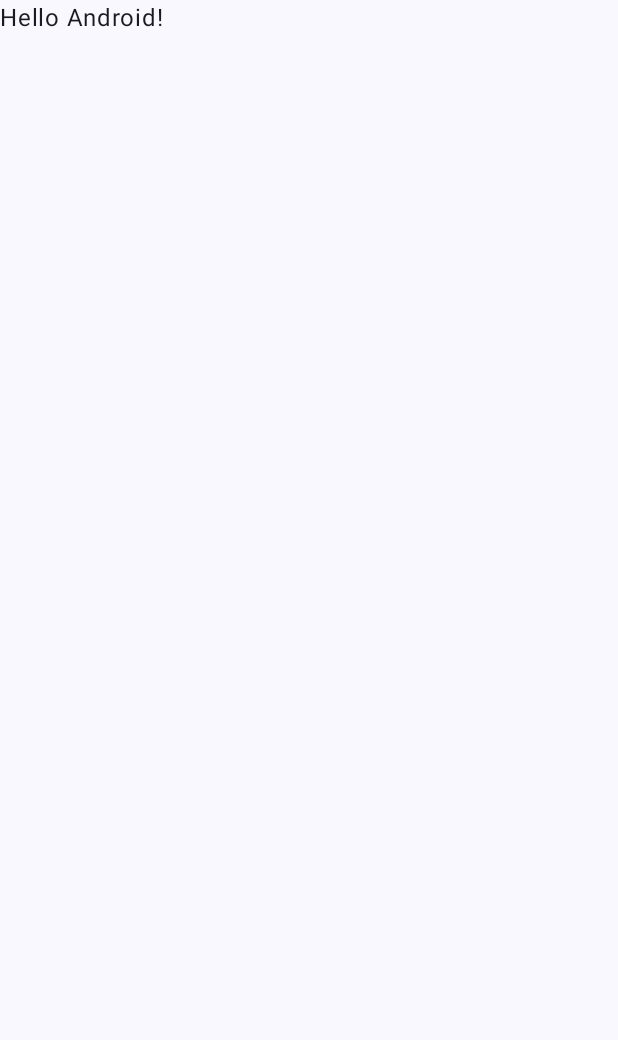
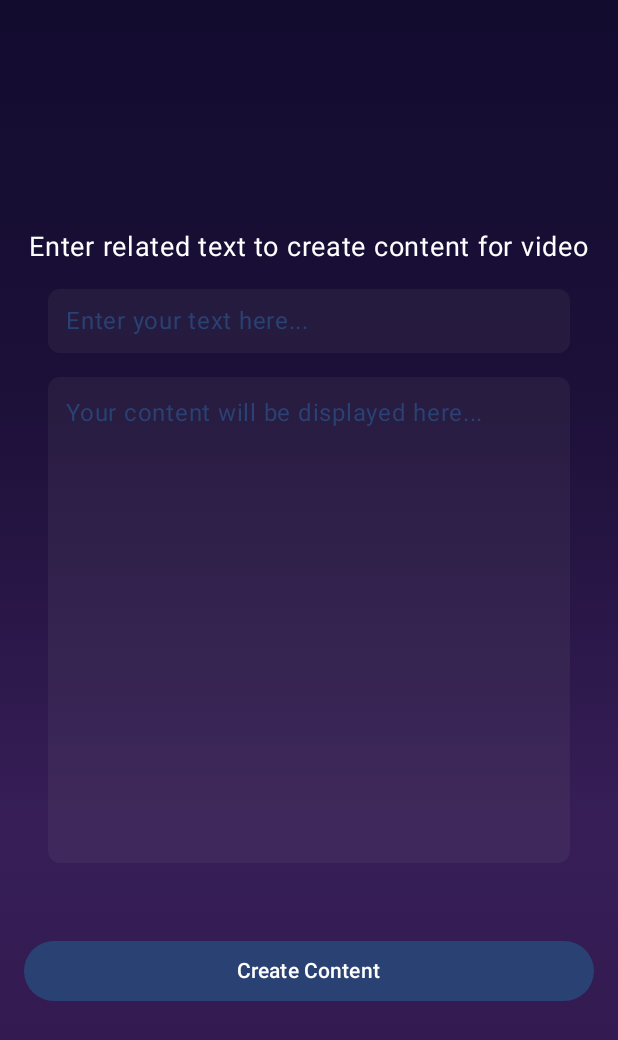
Before and after one commit to minhkhang1505/kotlin_genAI, an Android app built with Jetpack Compose: the screen it shows after launch (MainActivity), on a phone screen of 412 x 824 dp. Before the commit the part shown is almost empty. Shown: the top 1040 px of the screen. Run offline under Robolectric (Android 15) with nearby library versions, the phone set to English and light mode, and no system bars; our stand-ins replace livedata-compose.

Commit message:
call api to create content

```diff
--- a/app/src/main/AndroidManifest.xml
+++ b/app/src/main/AndroidManifest.xml
@@ -1,6 +1,8 @@
 <?xml version="1.0" encoding="utf-8"?>
 <manifest xmlns:android="http://schemas.android.com/apk/res/android"
     xmlns:tools="http://schemas.android.com/tools">
+
+    <uses-permission android:name="android.permission.INTERNET" />
 
     <application
         android:allowBackup="true"
--- /dev/null
+++ b/app/src/main/java/com/nguyenminhkhang/genai/CreateContentViewModel.kt
@@ -0,0 +1,51 @@
+package com.nguyenminhkhang.genai
+
+import android.util.Log
+import androidx.lifecycle.LiveData
+import androidx.lifecycle.MutableLiveData
+import androidx.lifecycle.ViewModel
+import retrofit2.Call
+import retrofit2.Callback
+import retrofit2.Response
+
+
+class CreateContentViewModel : ViewModel() {
+    private val _generatedContent = MutableLiveData<String>()
+    val generatedContent: LiveData<String> get() = _generatedContent
+
+    private val _loading = MutableLiveData<Boolean>()
+    val loading: LiveData<Boolean> get() = _loading
+
+    private val _error = MutableLiveData<String?>()
+    val error: LiveData<String?> get() = _error
+
+    fun generateVideoContent(prompt: String) {
+        _loading.value = true
+        _error.value = null
+
+        val request = CohereCreateContentRequest(
+            prompt = prompt,
+            max_tokens = 300,
+            temperature = 0.7f
+        )
+
+        RetrofitClient.api.generateContent(request).enqueue(object : Callback<CohereCreateContentResponse> {
+            override fun onResponse(call: Call<CohereCreateContentResponse>, response: Response<CohereCreateContentResponse>) {
+                _loading.value = false
+                if (response.isSuccessful) {
+                    val text = response.body()?.generations?.firstOrNull()?.text?.trim()
+                    _generatedContent.value = text ?: "Không có nội dung trả về."
+                } else {
+                    _error.value = "Lỗi từ server: ${response.code()}"
+                    Log.e("CohereViewModel", "API error: ${response.errorBody()?.string()}")
+                }
+            }
+
+            override fun onFailure(call: Call<CohereCreateContentResponse>, t: Throwable) {
+                _loading.value = false
+                _error.value = "Lỗi kết nối: ${t.localizedMessage}"
+                Log.e("CohereViewModel", "Network failure", t)
+            }
+        })
+    }
+}
--- a/app/src/main/java/com/nguyenminhkhang/genai/MainActivity.kt
+++ b/app/src/main/java/com/nguyenminhkhang/genai/MainActivity.kt
@@ -4,44 +4,18 @@ import android.os.Bundle
 import androidx.activity.ComponentActivity
 import androidx.activity.compose.setContent
 import androidx.activity.enableEdgeToEdge
-import androidx.compose.foundation.layout.fillMaxSize
-import androidx.compose.foundation.layout.padding
-import androidx.compose.material3.Scaffold
-import androidx.compose.material3.Text
-import androidx.compose.runtime.Composable
-import androidx.compose.ui.Modifier
-import androidx.compose.ui.tooling.preview.Preview
 import com.nguyenminhkhang.genai.ui.theme.GenAITheme
+import com.nguyenminhkhang.genai.screen.TextGenerationScreen
 
 class MainActivity : ComponentActivity() {
     override fun onCreate(savedInstanceState: Bundle?) {
         super.onCreate(savedInstanceState)
         enableEdgeToEdge()
         setContent {
+            val viewModel = CreateContentViewModel()
             GenAITheme {
-                Scaffold(modifier = Modifier.fillMaxSize()) { innerPadding ->
-                    Greeting(
-                        name = "Android",
-                        modifier = Modifier.padding(innerPadding)
-                    )
-                }
+                TextGenerationScreen(viewModel)
             }
         }
     }
 }
-
-@Composable
-fun Greeting(name: String, modifier: Modifier = Modifier) {
-    Text(
-        text = "Hello $name!",
-        modifier = modifier
-    )
-}
-
-@Preview(showBackground = true)
-@Composable
-fun GreetingPreview() {
-    GenAITheme {
-        Greeting("Android")
-    }
-}
--- /dev/null
+++ b/app/src/main/java/com/nguyenminhkhang/genai/screen/GenContentScreen.kt
@@ -0,0 +1,107 @@
+package com.nguyenminhkhang.genai.screen
+
+import androidx.compose.foundation.background
+import androidx.compose.foundation.layout.*
+import androidx.compose.foundation.text.BasicTextField
+import androidx.compose.material3.*
+import androidx.compose.runtime.*
+import androidx.compose.ui.Alignment
+import androidx.compose.ui.Modifier
+import androidx.compose.ui.graphics.Brush
+import androidx.compose.ui.graphics.Color
+import androidx.compose.ui.text.input.TextFieldValue
+import androidx.compose.ui.tooling.preview.Preview
+import androidx.compose.ui.unit.dp
+import androidx.compose.ui.unit.sp
+import com.nguyenminhkhang.genai.CreateContentViewModel
+import androidx.lifecycle.viewmodel.compose.viewModel
+import androidx.compose.runtime.livedata.observeAsState
+
+
+@Composable
+fun TextGenerationScreen(viewModel: CreateContentViewModel = viewModel()) {
+    var inputText by remember { mutableStateOf(TextFieldValue("Enter your text here...")) }
+
+    val generatedContent by viewModel.generatedContent.observeAsState("Your content will be displayed here...")
+    val isLoading by viewModel.loading.observeAsState(false)
+    val errorMessage by viewModel.error.observeAsState()
+
+    Column(
+        modifier = Modifier
+            .fillMaxSize()
+            .background(
+                brush = Brush.verticalGradient(
+                    colors = listOf(
+                        Color(0xFF120C2F),
+                        Color(0xFF1D1039),
+                        Color(0xFF371E57),
+                        Color(0xFF2F184C)
+                    )
+                )
+            )
+            .padding(vertical = 5.dp, horizontal = 16.dp),
+        horizontalAlignment = Alignment.CenterHorizontally,
+        verticalArrangement = Arrangement.Center
+    ) {
+        Text(
+            text = "Enter related text to create content for video",
+            fontSize = 18.sp,
+            color = Color.White,
+            modifier = Modifier.padding(bottom = 16.dp)
+        )
+
+        // Input Text Field
+        BasicTextField(
+            value = inputText,
+            onValueChange = { inputText = it },
+            textStyle = MaterialTheme.typography.bodyLarge.copy(color = MaterialTheme.colorScheme.primary),
+            modifier = Modifier
+                .fillMaxWidth()
+                .padding(horizontal = 16.dp)
+                .background(Color.Gray.copy(alpha = 0.1f), shape = MaterialTheme.shapes.small)
+                .padding(12.dp)
+        )
+
+        // Display error (nếu có)
+        errorMessage?.let {
+            Text(
+                text = it,
+                color = Color.Red,
+                modifier = Modifier.padding(top = 8.dp)
+            )
+        }
+
+        // Generated content area
+        Text(
+            text = if (isLoading) "Đang tạo nội dung..." else generatedContent,
+            fontSize = 16.sp,
+            color = MaterialTheme.colorScheme.primary,
+            modifier = Modifier
+                .fillMaxWidth()
+                .padding(16.dp)
+                .background(Color.Gray.copy(alpha = 0.1f), shape = MaterialTheme.shapes.small)
+                .padding(12.dp)
+                .heightIn(min = 300.dp)
+        )
+
+        Spacer(modifier = Modifier.height(32.dp))
+
+        // Button to trigger content generation
+        Button(
+            onClick = {
+                viewModel.generateVideoContent(inputText.text)
+            },
+            modifier = Modifier.fillMaxWidth(),
+            enabled = !isLoading
+        ) {
+            Text(text = if (isLoading) "Đang xử lý..." else "Create Content")
+        }
+    }
+}
+
+
+@Preview(showBackground = true)
+@Composable
+fun PreviewTextGenerationScreen() {
+    TextGenerationScreen()
+}
--- /dev/null
+++ b/app/src/main/res/drawable/icon_create_content.xml
@@ -0,0 +1,5 @@
+<vector xmlns:android="http://schemas.android.com/apk/res/android" android:autoMirrored="true" android:height="24dp" android:tint="#FFFFFF" android:viewportHeight="24" android:viewportWidth="24" android:width="24dp">
+
+    <path android:fillColor="@android:color/white" android:pathData="M20.41,8.41l-4.83,-4.83C15.21,3.21 14.7,3 14.17,3H5C3.9,3 3,3.9 3,5v14c0,1.1 0.9,2 2,2h14c1.1,0 2,-0.9 2,-2V9.83C21,9.3 20.79,8.79 20.41,8.41zM7,7h7v2H7V7zM17,17H7v-2h10V17zM17,13H7v-2h10V13z"/>
+
+</vector>
--- a/gradle/libs.versions.toml
+++ b/gradle/libs.versions.toml
@@ -8,6 +8,7 @@ espressoCore = "3.5.1"
 lifecycleRuntimeKtx = "2.8.7"
 activityCompose = "1.8.0"
 composeBom = "2024.04.01"
+runtimeLivedata = "1.8.0"
 
 [libraries]
 androidx-core-ktx = { group = "androidx.core", name = "core-ktx", version.ref = "coreKtx" }
@@ -24,6 +25,7 @@ androidx-ui-tooling-preview = { group = "androidx.compose.ui", name = "ui-toolin
 androidx-ui-test-manifest = { group = "androidx.compose.ui", name = "ui-test-manifest" }
 androidx-ui-test-junit4 = { group = "androidx.compose.ui", name = "ui-test-junit4" }
 androidx-material3 = { group = "androidx.compose.material3", name = "material3" }
+androidx-runtime-livedata = { group = "androidx.compose.runtime", name = "runtime-livedata", version.ref = "runtimeLivedata" }
 
 [plugins]
 android-application = { id = "com.android.application", version.ref = "agp" }
```
Also changed, not shown: app/build.gradle.kts (+8 -1 lines), app/src/main/java/com/nguyenminhkhang/genai/CohereCreateContentApi.kt (added, +15 -0 lines), app/src/main/java/com/nguyenminhkhang/genai/CohereCreateContentRequest.kt (added, +8 -0 lines), app/src/main/java/com/nguyenminhkhang/genai/CohereCreateContentResponse.kt (added, +9 -0 lines), app/src/main/java/com/nguyenminhkhang/genai/RetrofitClient.kt (added, +13 -0 lines), app/src/main/java/com/nguyenminhkhang/genai/screen/HomeScreen.kt (added, +115 -0 lines), app/src/main/res/drawable/icon_create_voice.xml (added, +7 -0 lines).
